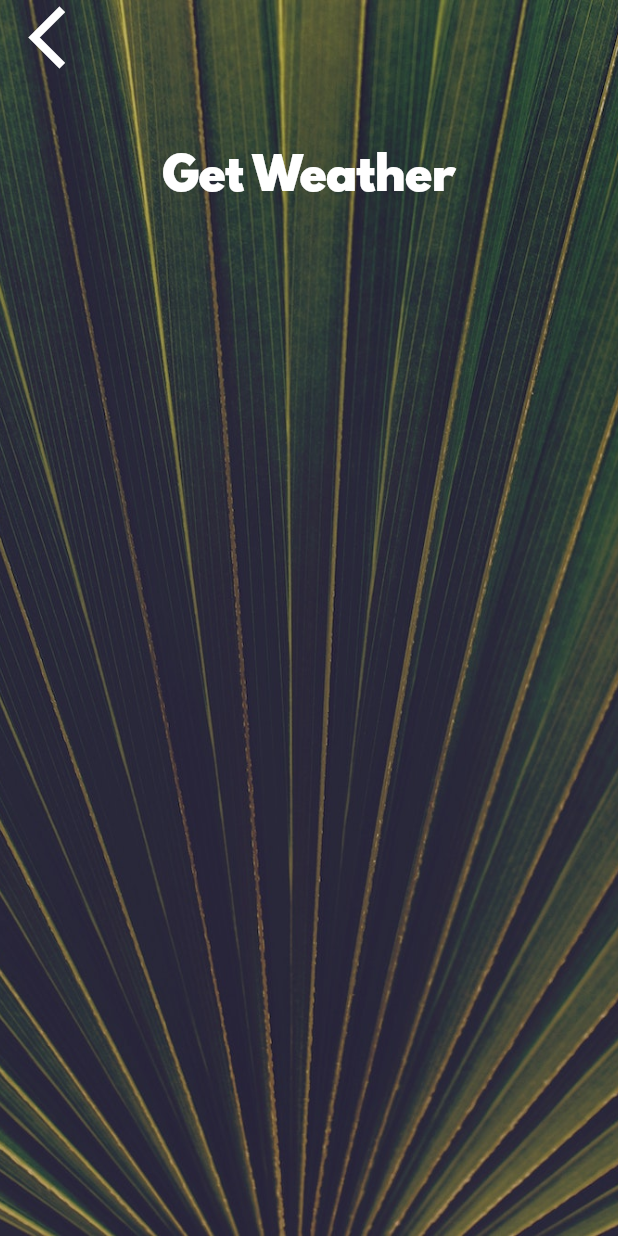
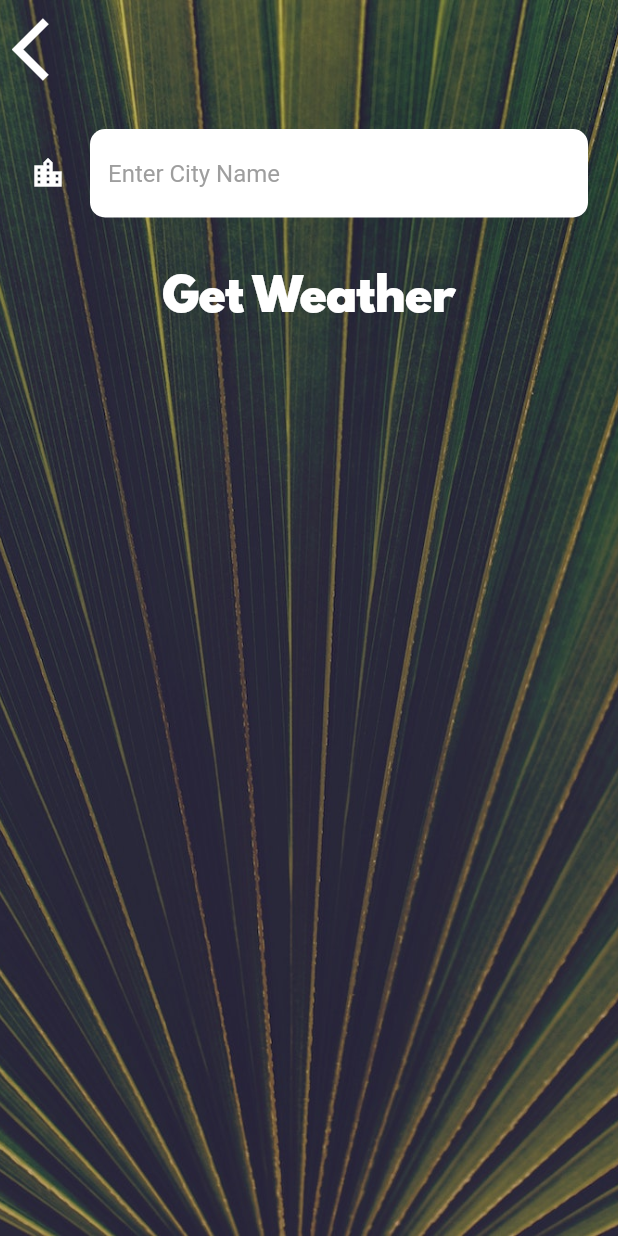
Before and after one commit to kheldar666/flutter-course, a Flutter app: the CityScreen screen opened directly, on a phone screen of 412 x 824 dp. Run offline on Flutter 3.47's test engine with Material 2 defaults, Android fonts, the light colour scheme and no system bars; our stand-ins replace audioplayers, flutter_dotenv, flutter_spinkit, font_awesome_flutter, geolocator; network calls fail.

Commit message:
Finished Climate App

```diff
--- a/Clima-Flutter/lib/screens/city_screen.dart
+++ b/Clima-Flutter/lib/screens/city_screen.dart
@@ -7,6 +7,8 @@ class CityScreen extends StatefulWidget {
 }
 
 class _CityScreenState extends State<CityScreen> {
+  String cityName;
+
   @override
   Widget build(BuildContext context) {
     return Scaffold(
@@ -23,20 +25,33 @@ class _CityScreenState extends State<CityScreen> {
             children: <Widget>[
               Align(
                 alignment: Alignment.topLeft,
-                child: FlatButton(
-                  onPressed: () {},
+                child: TextButton(
+                  onPressed: () {
+                    Navigator.pop(context);
+                  },
                   child: Icon(
                     Icons.arrow_back_ios,
                     size: 50.0,
+                    color: Colors.white,
                   ),
                 ),
               ),
               Container(
                 padding: EdgeInsets.all(20.0),
-                child: null,
+                child: TextField(
+                  onChanged: (value) {
+                    cityName = value;
+                  },
+                  decoration: kTextFieldInputDecoration,
+                  style: TextStyle(
+                    color: Colors.black,
+                  ),
+                ),
               ),
-              FlatButton(
-                onPressed: () {},
+              TextButton(
+                onPressed: () {
+                  Navigator.pop(context, cityName);
+                },
                 child: Text(
                   'Get Weather',
                   style: kButtonTextStyle,
--- a/Clima-Flutter/lib/services/networking.dart
+++ b/Clima-Flutter/lib/services/networking.dart
@@ -13,7 +13,6 @@ class Networking {
       return jsonDecode(
           response.body); //using var or dynamic seems to be the same
     } else {
-      print(response.body);
       throw Exception(
           'Error while fetching data from Url. Error Code : ${response.statusCode}');
     }
--- a/Clima-Flutter/lib/utilities/constants.dart
+++ b/Clima-Flutter/lib/utilities/constants.dart
@@ -13,8 +13,28 @@ const kMessageTextStyle = TextStyle(
 const kButtonTextStyle = TextStyle(
   fontSize: 30.0,
   fontFamily: 'Spartan MB',
+  color: Colors.white,
 );
 
 const kConditionTextStyle = TextStyle(
   fontSize: 100.0,
 );
+
+const kTextFieldInputDecoration = InputDecoration(
+  filled: true,
+  fillColor: Colors.white,
+  icon: Icon(
+    Icons.location_city,
+    color: Colors.white,
+  ),
+  hintText: 'Enter City Name',
+  hintStyle: TextStyle(
+    color: Colors.grey,
+  ),
+  border: OutlineInputBorder(
+    borderRadius: BorderRadius.all(
+      Radius.circular(10),
+    ),
+    borderSide: BorderSide.none,
+  ),
+);
```
Also changed, not shown: Clima-Flutter/lib/screens/location_screen.dart (+23 -4 lines), Clima-Flutter/lib/services/weather.dart (+16 -0 lines), 1 other file.
